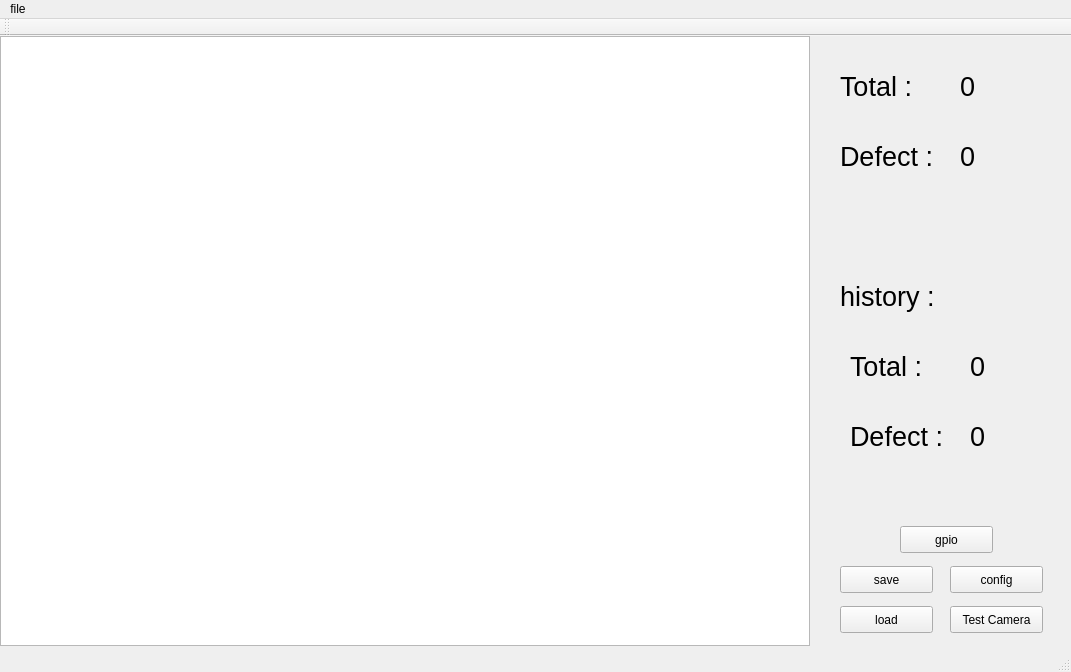
Before: the Qt Designer form mainwindow.ui in nasserGanjali/baslerCamera-findHole-openCV, drawn with Qt 5.
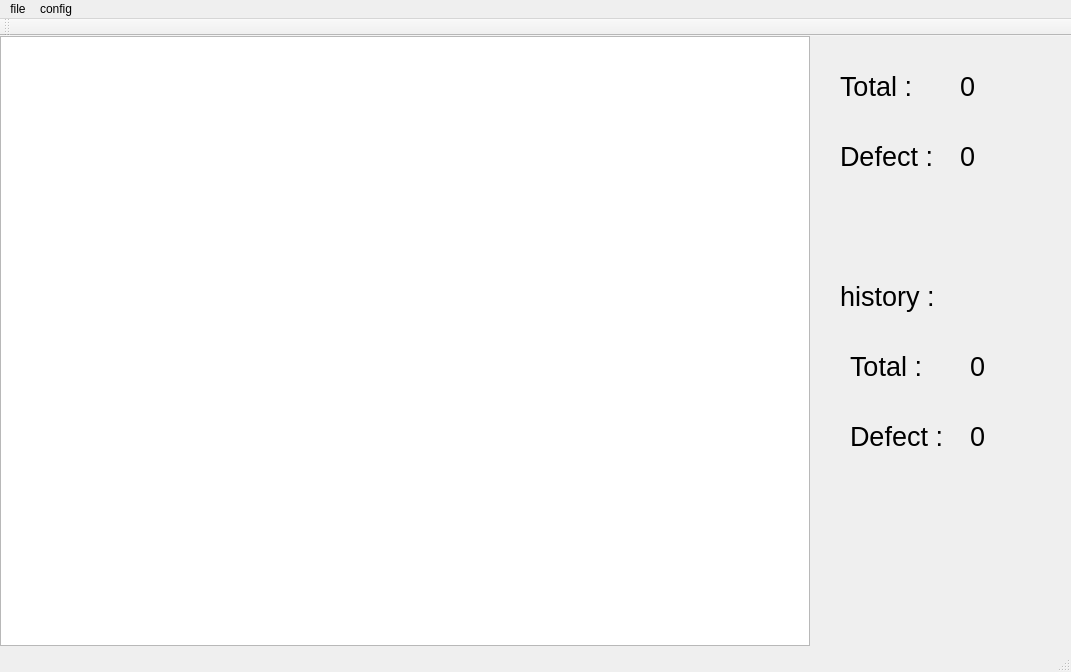
After: the same form once the commit is applied.

```diff
--- a/mainwindow.ui
+++ b/mainwindow.ui
@@ -60,32 +60,6 @@
      <string>Defect :</string>
     </property>
    </widget>
-   <widget class="QPushButton" name="pushButton">
-    <property name="geometry">
-     <rect>
-      <x>950</x>
-      <y>530</y>
-      <width>93</width>
-      <height>27</height>
-     </rect>
-    </property>
-    <property name="text">
-     <string>config</string>
-    </property>
-   </widget>
-   <widget class="QPushButton" name="btnTestGPIO">
-    <property name="geometry">
-     <rect>
-      <x>900</x>
-      <y>490</y>
-      <width>93</width>
-      <height>27</height>
-     </rect>
-    </property>
-    <property name="text">
-     <string>gpio</string>
-    </property>
-   </widget>
    <widget class="QLabel" name="lblTotal">
     <property name="geometry">
      <rect>
@@ -122,45 +96,6 @@
      <string>0</string>
     </property>
    </widget>
-   <widget class="QPushButton" name="btnTestCamera">
-    <property name="geometry">
-     <rect>
-      <x>950</x>
-      <y>570</y>
-      <width>93</width>
-      <height>27</height>
-     </rect>
-    </property>
-    <property name="text">
-     <string>Test Camera</string>
-    </property>
-   </widget>
-   <widget class="QPushButton" name="btnTestGPIO_2">
-    <property name="geometry">
-     <rect>
-      <x>840</x>
-      <y>530</y>
-      <width>93</width>
-      <height>27</height>
-     </rect>
-    </property>
-    <property name="text">
-     <string>save</string>
-    </property>
-   </widget>
-   <widget class="QPushButton" name="btnTestGPIO_3">
-    <property name="geometry">
-     <rect>
-      <x>840</x>
-      <y>570</y>
-      <width>93</width>
-      <height>27</height>
-     </rect>
-    </property>
-    <property name="text">
-     <string>load</string>
-    </property>
-   </widget>
    <widget class="QLabel" name="lblHistory">
     <property name="geometry">
      <rect>
@@ -265,8 +200,19 @@
     <property name="title">
      <string>file</string>
     </property>
+    <addaction name="actionExit"/>
+   </widget>
+   <widget class="QMenu" name="menuConfig">
+    <property name="title">
+     <string>config</string>
+    </property>
+    <addaction name="separator"/>
+    <addaction name="actionImage"/>
+    <addaction name="actionCamera"/>
+    <addaction name="actionInternal_GPIO"/>
    </widget>
    <addaction name="menuFile"/>
+   <addaction name="menuConfig"/>
   </widget>
   <widget class="QToolBar" name="mainToolBar">
    <attribute name="toolBarArea">
```
Left out of the diff: 20 changed lines with no effect on the pictures.
